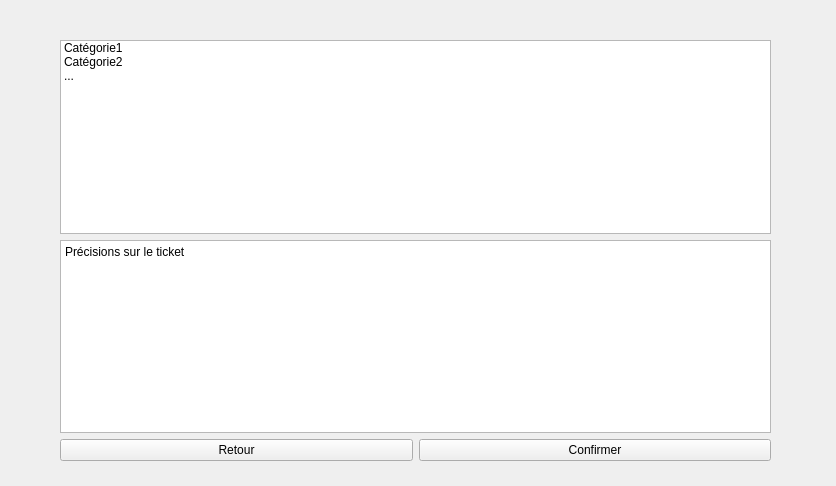
Above: src/vues/VueNouveauTicket.ui from LudovicTagnon/EasyTicket before the change. Below: the same form after it.
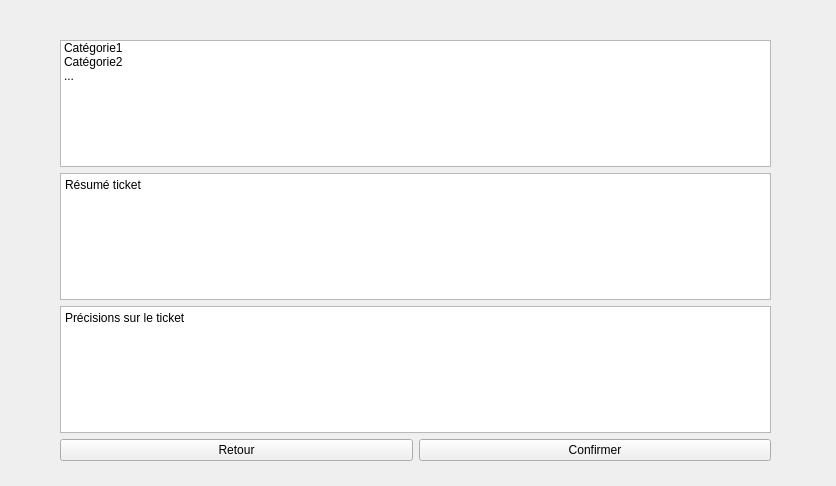
That is the form after the change.

Commit message: - Ajout des Catégories dans la ListeWidget de vuenouveauticket.cpp à partir de la DB avec une requête - Possibilité de créer un nouveau ticket stocké dans la DB - Rajout zone de résumé du ticket dans l'objet editText de vuenouveauticket.cpp

Diff of the .ui file:
```diff
--- a/src/vues/VueNouveauTicket.ui
+++ b/src/vues/VueNouveauTicket.ui
@@ -42,6 +42,21 @@
       </item>
      </widget>
     </item>
+    <item>
+     <widget class="QTextEdit" name="textEditResume">
+      <property name="html">
+       <string>&lt;!DOCTYPE HTML PUBLIC &quot;-//W3C//DTD HTML 4.0//EN&quot; &quot;http://www.w3.org/TR/REC-html40/strict.dtd&quot;&gt;
+&lt;html&gt;&lt;head&gt;&lt;meta name=&quot;qrichtext&quot; content=&quot;1&quot; /&gt;&lt;meta charset=&quot;utf-8&quot; /&gt;&lt;style type=&quot;text/css&quot;&gt;
+p, li { white-space: pre-wrap; }
+hr { height: 1px; border-width: 0; }
+li.unchecked::marker { content: &quot;\2610&quot;; }
+li.checked::marker { content: &quot;\2612&quot;; }
+&lt;/style&gt;&lt;/head&gt;&lt;body style=&quot; font-family:'Sans Serif'; font-size:9pt; font-weight:400; font-style:normal;&quot;&gt;
+&lt;p style=&quot; margin-top:0px; margin-bottom:0px; margin-left:0px; margin-right:0px; -qt-block-indent:0; text-indent:0px;&quot;&gt;Résumé ticket&lt;/p&gt;
+&lt;p style=&quot;-qt-paragraph-type:empty; margin-top:0px; margin-bottom:0px; margin-left:0px; margin-right:0px; -qt-block-indent:0; text-indent:0px;&quot;&gt;&lt;br /&gt;&lt;/p&gt;&lt;/body&gt;&lt;/html&gt;</string>
+      </property>
+     </widget>
+    </item>
     <item>
      <widget class="QTextEdit" name="textEditTicket">
       <property name="html">
```
The commit also changes 3 other files.
